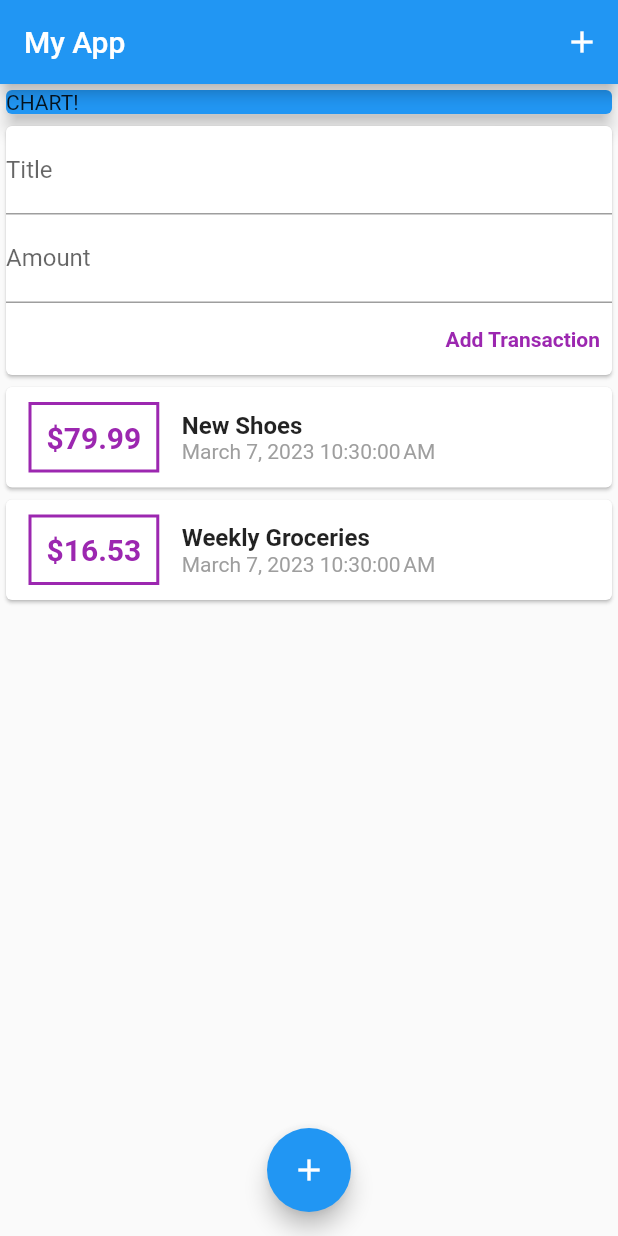
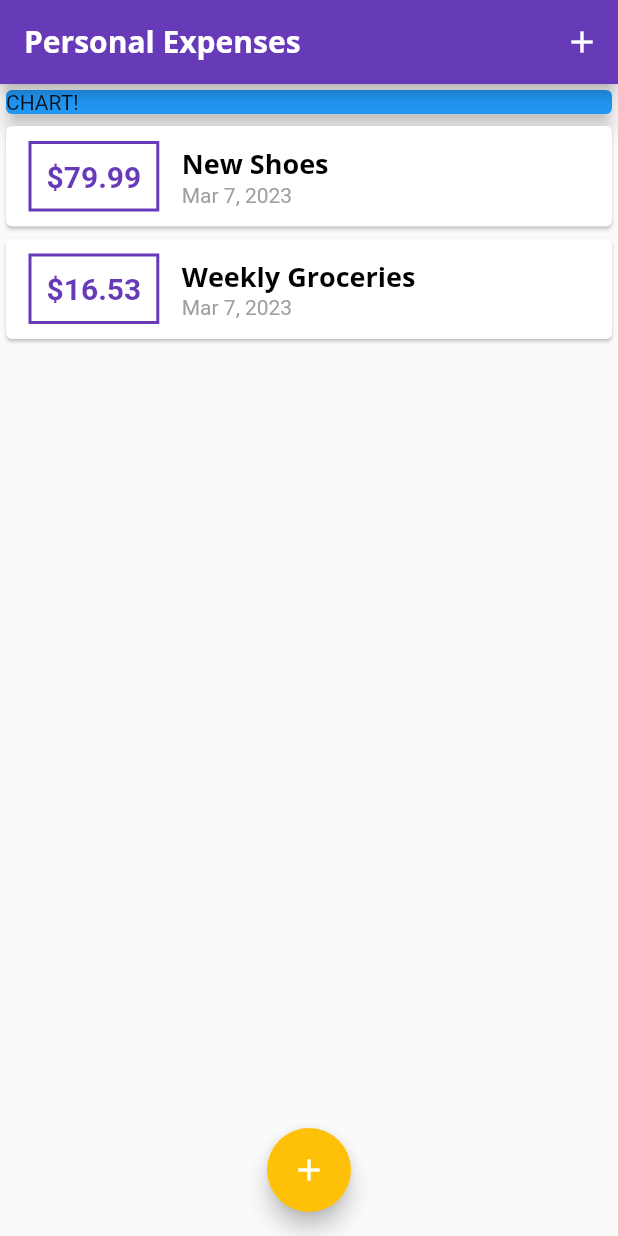
Before and after one commit to joseramosp/Learning-Flutter-2023, a Flutter app: the screen it shows after launch, on a phone screen of 412 x 824 dp. Run offline on Flutter 3.47's test engine with Material 2 defaults, Android fonts, the light colour scheme and no system bars; missing offline and left inert: dart:ffi.

Commit message:
Adding theme and modal to the app.

```diff
--- a/Section 4/expenses_tracker/lib/main.dart
+++ b/Section 4/expenses_tracker/lib/main.dart
@@ -1,11 +1,46 @@
 import './transaction.dart';
 import './widgets/new_transaction.dart';
 import './widgets/transaction_list.dart';
-import './widgets/user_transaction.dart';
 import 'package:flutter/material.dart';
 import 'package:intl/intl.dart';
 
-void main(List<String> args) => runApp(const MyHomePage());
+void main(List<String> args) => runApp(MyApp());
+
+class MyApp extends StatelessWidget {
+  final ThemeData theme = ThemeData(
+    primarySwatch: Colors.deepPurple,
+    fontFamily: 'Quicksand',
+    textTheme: ThemeData.light().textTheme.copyWith(
+          bodySmall: const TextStyle(
+            color: Colors.black,
+            fontFamily: 'OpenSans',
+            fontWeight: FontWeight.bold,
+            fontSize: 18,
+          ),
+        ),
+    appBarTheme: const AppBarTheme(
+      titleTextStyle: TextStyle(
+        fontFamily: 'OpenSans',
+        fontSize: 20,
+        fontWeight: FontWeight.bold,
+      ),
+    ),
+  );
+
+  MyApp({super.key});
+
+  @override
+  Widget build(BuildContext context) {
+    return MaterialApp(
+      debugShowCheckedModeBanner: false,
+      title: 'Personal Expenses',
+      theme: theme.copyWith(
+        colorScheme: theme.colorScheme.copyWith(secondary: Colors.amber),
+      ),
+      home: const MyHomePage(),
+    );
+  }
+}
 
 class MyHomePage extends StatefulWidget {
   const MyHomePage({super.key});
@@ -15,22 +50,61 @@ class MyHomePage extends StatefulWidget {
 }
 
 class _MyHomePageState extends State<MyHomePage> {
-  late String titleInput;
-  late String amountInput;
+  final List<Transaction> _userTransactions = [
+    Transaction(
+      id: 't1',
+      title: 'New Shoes',
+      amount: 79.99,
+      date: DateTime.now(),
+    ),
+    Transaction(
+      id: 't2',
+      title: 'Weekly Groceries',
+      amount: 16.53,
+      date: DateTime.now(),
+    ),
+  ];
+
+  void _addNewTransaction(String txTitle, double txAmount) {
+    final newTx = Transaction(
+      title: txTitle,
+      amount: txAmount,
+      date: DateTime.now(),
+      id: DateTime.now().toString(),
+    );
+
+    setState(() {
+      _userTransactions.add(newTx);
+    });
+  }
+
+  void _startNewTransaction(BuildContext ctx) {
+    showModalBottomSheet(
+      context: ctx,
+      builder: (_) {
+        return GestureDetector(
+          onTap: () => {},
+          behavior: HitTestBehavior.opaque,
+          child: NewTransaction(_addNewTransaction),
+        );
+      },
+    );
+  }
 
   @override
   Widget build(BuildContext context) {
-    return MaterialApp(
-      home: Scaffold(
+    return Scaffold(
       appBar: AppBar(
-          title: const Text('My App'),
+        title: const Text('Personal Expenses'),
         actions: [
-            IconButton(
+          Builder(builder: (context) {
+            return IconButton(
               icon: const Icon(
                 Icons.add,
               ),
-              onPressed: () => null,
-            )
+              onPressed: () => _startNewTransaction(context),
+            );
+          })
         ],
       ),
       body: SingleChildScrollView(
@@ -46,16 +120,19 @@ class _MyHomePageState extends State<MyHomePage> {
                 child: Text('CHART!'),
               ),
             ),
-              UserTransactions(),
+            TransactionList(
+              transactions: _userTransactions,
+            ),
           ],
         ),
       ),
       floatingActionButtonLocation: FloatingActionButtonLocation.centerFloat,
-        floatingActionButton: FloatingActionButton(
-          child: Icon(Icons.add),
-          onPressed: () {},
-        ),
-      ),
+      floatingActionButton: Builder(builder: (context) {
+        return FloatingActionButton(
+          child: const Icon(Icons.add),
+          onPressed: () => _startNewTransaction(context),
+        );
+      }),
     );
   }
 }
--- a/Section 4/expenses_tracker/lib/widgets/new_transaction.dart
+++ b/Section 4/expenses_tracker/lib/widgets/new_transaction.dart
@@ -2,7 +2,7 @@ import 'package:flutter/material.dart';
 import 'package:flutter/src/widgets/framework.dart';
 import 'package:flutter/src/widgets/placeholder.dart';
 
-class NewTransaction extends StatelessWidget {
+class NewTransaction extends StatefulWidget {
   final Function addTx;
 
   NewTransaction(
@@ -10,7 +10,13 @@ class NewTransaction extends StatelessWidget {
     super.key,
   });
 
+  @override
+  State<NewTransaction> createState() => _NewTransactionState();
+}
+
+class _NewTransactionState extends State<NewTransaction> {
   final titleController = TextEditingController();
+
   final amountController = TextEditingController();
 
   void submitData() {
@@ -21,10 +27,12 @@ class NewTransaction extends StatelessWidget {
       return;
     }
 
-    addTx(
+    widget.addTx(
       titleController.text,
       double.parse(amountController.text),
     );
+
+    Navigator.of(context).pop();
   }
 
   @override
--- a/Section 4/expenses_tracker/lib/widgets/transaction_list.dart
+++ b/Section 4/expenses_tracker/lib/widgets/transaction_list.dart
@@ -29,7 +29,7 @@ class TransactionList extends StatelessWidget {
                   ),
                   decoration: BoxDecoration(
                     border: Border.all(
-                      color: Colors.purple,
+                      color: Theme.of(context).primaryColor,
                       width: 2,
                     ),
                   ),
@@ -39,7 +39,7 @@ class TransactionList extends StatelessWidget {
                     style: const TextStyle(
                       fontWeight: FontWeight.bold,
                       fontSize: 20,
-                      color: Colors.purple,
+                      color: Colors.deepPurple,
                     ),
                   ),
                 ),
@@ -48,13 +48,10 @@ class TransactionList extends StatelessWidget {
                   children: [
                     Text(
                       transactions[index].title,
-                      style: const TextStyle(
-                        fontSize: 16,
-                        fontWeight: FontWeight.bold,
-                      ),
+                      style: Theme.of(context).textTheme.bodySmall,
                     ),
                     Text(
-                      DateFormat().format(transactions[index].date),
+                      DateFormat.yMMMd().format(transactions[index].date),
                       style: const TextStyle(
                         color: Colors.grey,
                       ),
--- a/Section 4/expenses_tracker/lib/widgets/user_transaction.dart
+++ /dev/null
@@ -1,54 +0,0 @@
-import 'package:flutter/material.dart';
-
-import './new_transaction.dart';
-import './transaction_list.dart';
-import '../transaction.dart';
-
-class UserTransactions extends StatefulWidget {
-  const UserTransactions({super.key});
-
-  @override
-  State<UserTransactions> createState() => _UserTransactionsState();
-}
-
-class _UserTransactionsState extends State<UserTransactions> {
-  final List<Transaction> _userTransactions = [
-    Transaction(
-      id: 't1',
-      title: 'New Shoes',
-      amount: 79.99,
-      date: DateTime.now(),
-    ),
-    Transaction(
-      id: 't2',
-      title: 'Weekly Groceries',
-      amount: 16.53,
-      date: DateTime.now(),
-    ),
-  ];
-
-  void _addNewTransaction(String txTitle, double txAmount) {
-    final newTx = Transaction(
-      title: txTitle,
-      amount: txAmount,
-      date: DateTime.now(),
-      id: DateTime.now().toString(),
-    );
-
-    setState(() {
-      _userTransactions.add(newTx);
-    });
-  }
-
-  @override
-  Widget build(BuildContext context) {
-    return Column(
-      children: [
-        NewTransaction(_addNewTransaction),
-        TransactionList(
-          transactions: _userTransactions,
-        ),
-      ],
-    );
-  }
-}
```
Also changed, not shown: Section 4/expenses_tracker/pubspec.yaml (+11 -11 lines), Section 4/expenses_tracker/lib/assets/fonts/OpenSans-Bold.ttf (added), Section 4/expenses_tracker/lib/assets/fonts/OpenSans-Regular.ttf (added), Section 4/expenses_tracker/lib/assets/fonts/Quicksand-Bold.ttf (added), Section 4/expenses_tracker/lib/assets/fonts/Quicksand-Light.ttf (added), Section 4/expenses_tracker/lib/assets/fonts/Quicksand-Medium.ttf (added), Section 4/expenses_tracker/lib/assets/fonts/Quicksand-Regular.ttf (added), 3 other files. Lines whose indentation alone changed are shown as unchanged.
